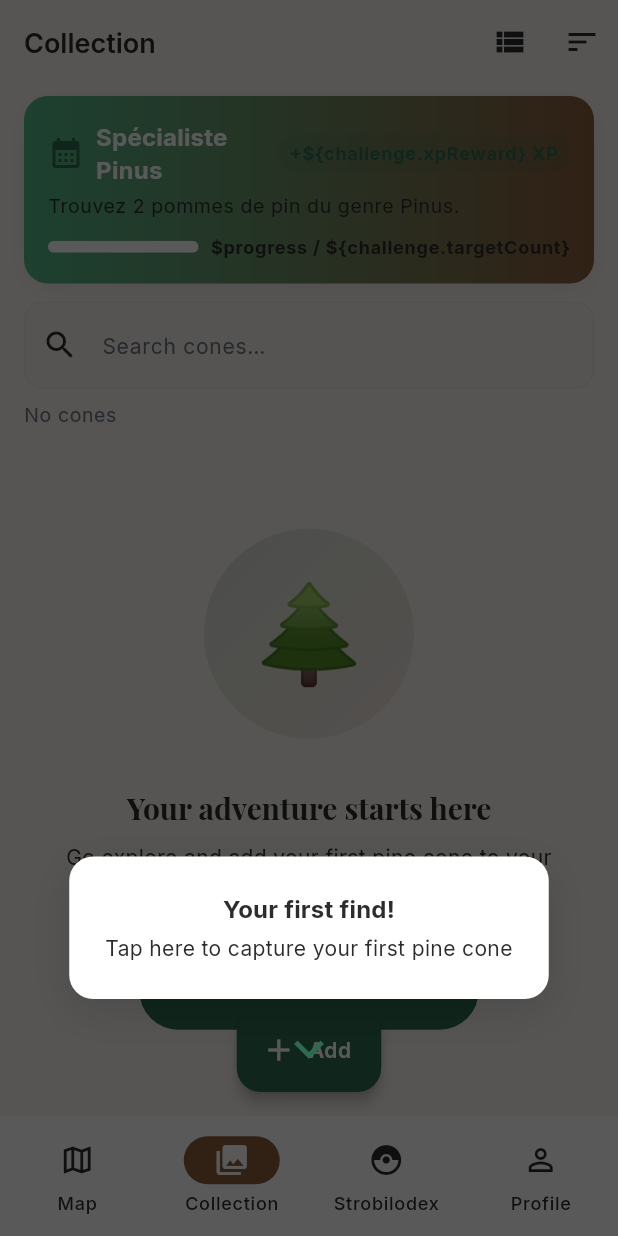
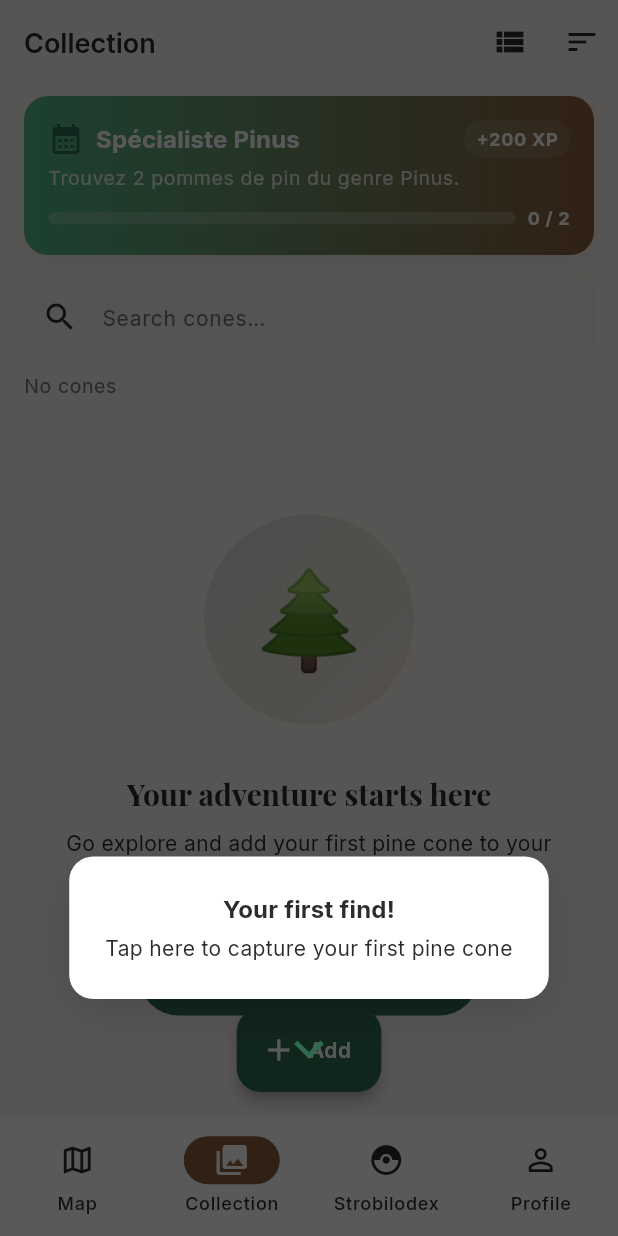
Before and after one commit to fnnktkygl-code/strobilus, a Flutter app: the CollectionPage screen opened by its route, on a phone screen of 412 x 824 dp. Run offline on Flutter 3.47's test engine with Material 3 defaults, Android fonts, the phone set to English and light mode, and no system bars; our stand-ins replace audioplayers, camera, cloud_firestore, confetti, connectivity_plus, dio and 17 more; missing offline and left inert: record; accounts and stored records are empty.

Commit message:
Fix UI contrast and string interpolation in Daily Challenge card

```diff
--- a/lib/presentation/pages/collection/collection_page.dart
+++ b/lib/presentation/pages/collection/collection_page.dart
@@ -190,14 +190,14 @@ class _WeeklyChallengeBanner extends StatelessWidget {
               Container(
                 padding: const EdgeInsets.symmetric(horizontal: 8, vertical: 4),
                 decoration: BoxDecoration(
-                  color: isCompleted ? Colors.white.withValues(alpha: 0.2) : theme.colorScheme.primary.withValues(alpha: 0.1),
+                  color: isCompleted ? Colors.white.withValues(alpha: 0.2) : theme.colorScheme.onPrimaryContainer.withValues(alpha: 0.1),
                   borderRadius: BorderRadius.circular(12),
                 ),
                 child: Text(
-                  '+\${challenge.xpReward} XP',
+                  '+${challenge.xpReward} XP',
                   style: theme.textTheme.labelMedium?.copyWith(
                     fontWeight: FontWeight.bold,
-                    color: isCompleted ? Colors.white : theme.colorScheme.primary,
+                    color: isCompleted ? Colors.white : theme.colorScheme.onPrimaryContainer,
                   ),
                 ),
               ),
@@ -207,7 +207,7 @@ class _WeeklyChallengeBanner extends StatelessWidget {
           Text(
             challenge.description,
             style: theme.textTheme.bodySmall?.copyWith(
-              color: isCompleted ? Colors.white.withValues(alpha: 0.9) : theme.colorScheme.onSurfaceVariant,
+              color: isCompleted ? Colors.white.withValues(alpha: 0.9) : theme.colorScheme.onPrimaryContainer.withValues(alpha: 0.8),
             ),
           ),
           const SizedBox(height: DS.sm),
@@ -219,19 +219,19 @@ class _WeeklyChallengeBanner extends StatelessWidget {
                   child: LinearProgressIndicator(
                     value: progressRatio,
                     minHeight: 8,
-                    backgroundColor: isCompleted ? Colors.white.withValues(alpha: 0.3) : theme.colorScheme.surface,
+                    backgroundColor: isCompleted ? Colors.white.withValues(alpha: 0.3) : theme.colorScheme.onPrimaryContainer.withValues(alpha: 0.2),
                     valueColor: AlwaysStoppedAnimation<Color>(
-                      isCompleted ? Colors.white : theme.colorScheme.primary,
+                      isCompleted ? Colors.white : theme.colorScheme.onPrimaryContainer,
                     ),
                   ),
                 ),
               ),
               const SizedBox(width: DS.sm),
               Text(
-                '\$progress / \${challenge.targetCount}',
+                '$progress / ${challenge.targetCount}',
                 style: theme.textTheme.labelMedium?.copyWith(
                   fontWeight: FontWeight.bold,
-                  color: isCompleted ? Colors.white : theme.colorScheme.onSurface,
+                  color: isCompleted ? Colors.white : theme.colorScheme.onPrimaryContainer,
                 ),
               ),
             ],
```
Also changed, not shown: pubspec.lock.
